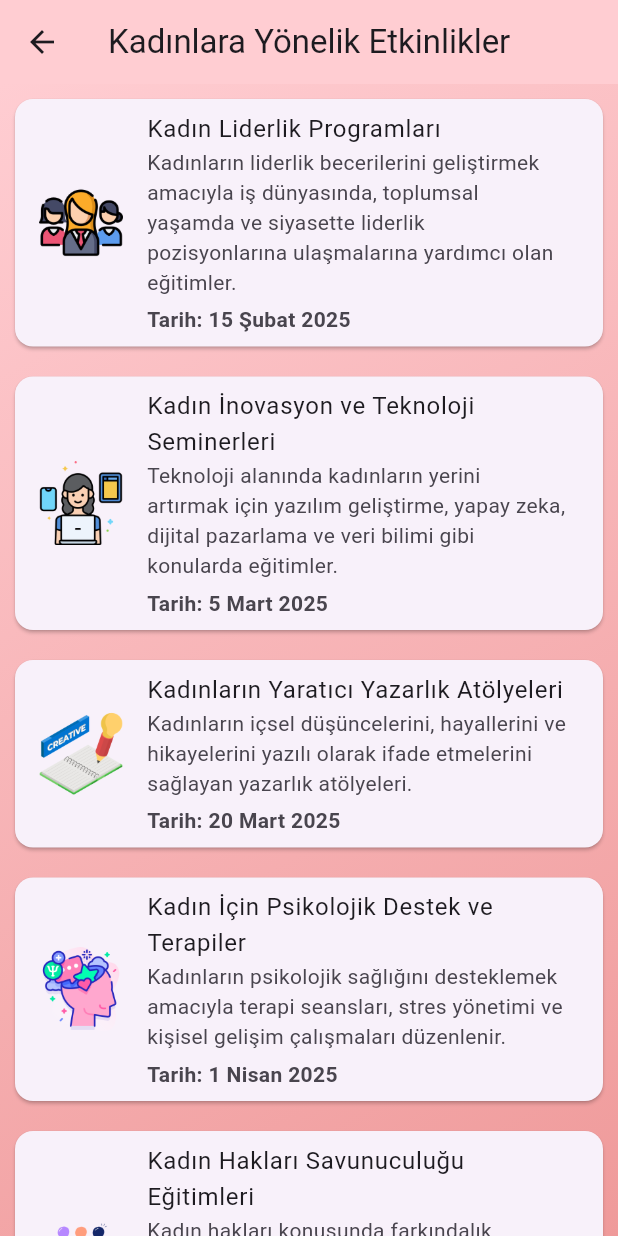
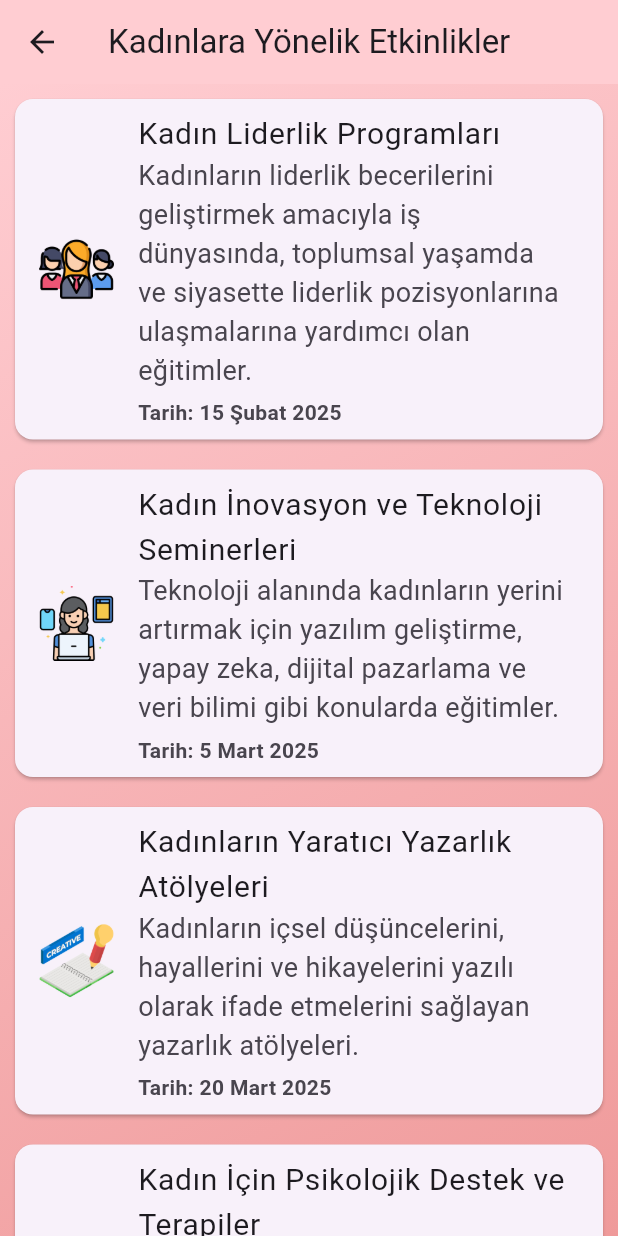
Before and after one commit to iremakpnar/EmergencyWoman, a Flutter app: the ActivityPage screen opened directly, on a phone screen of 412 x 824 dp. Run offline on Flutter 3.47's test engine with Material 3 defaults, Android fonts, the light colour scheme and no system bars; our stand-ins replace carousel_slider, curved_navigation_bar, firebase_auth, firebase_core, fluttertoast, geolocator and 1 more; accounts and stored records are empty.

Commit message:
Size ayarlandı

```diff
--- a/lib/pages/activity.dart
+++ b/lib/pages/activity.dart
@@ -97,12 +97,12 @@ class _ActivityPageState extends State<ActivityPage> {
             return Card(
               margin: EdgeInsets.all(10),
               child: ListTile(
-                leading: Image.asset(event['icon']!),
-                title: Text(event['event']!),
+                leading: Image.asset(event['icon']!,width: 50, height: 50,),
+                title: Text(event['event']! , style: TextStyle(fontSize: 20),),
                 subtitle: Column(
                   crossAxisAlignment: CrossAxisAlignment.start,
                   children: [
-                    Text(event['description']!),
+                    Text(event['description']!, style: TextStyle(fontSize: 18),),
                     SizedBox(height: 5),
                     Text(
                       'Tarih: ${event['date']}',
```
